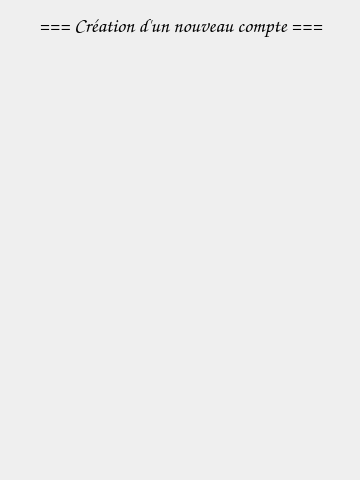
Above: UI/NewUserPage.ui from SCP-8530/Magasin-Cartage before the change. Below: the same form after it.
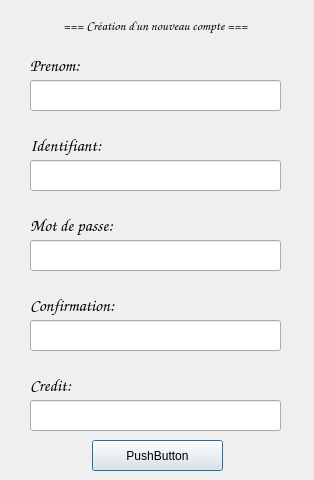
That is the form after the change.

```diff
--- a/UI/NewUserPage.ui
+++ b/UI/NewUserPage.ui
@@ -6,7 +6,7 @@
    <rect>
     <x>0</x>
     <y>0</y>
-    <width>360</width>
+    <width>314</width>
     <height>480</height>
    </rect>
   </property>
@@ -18,14 +18,14 @@
     <rect>
      <x>0</x>
      <y>10</y>
-     <width>361</width>
+     <width>311</width>
      <height>31</height>
     </rect>
    </property>
    <property name="font">
     <font>
      <family>Comic Sans MS</family>
-     <pointsize>15</pointsize>
+     <pointsize>10</pointsize>
      <weight>50</weight>
      <bold>false</bold>
     </font>
@@ -34,6 +34,164 @@
     <string>&lt;html&gt;&lt;head/&gt;&lt;body&gt;&lt;p align=&quot;center&quot;&gt;=== Création d'un nouveau compte ===&lt;/p&gt;&lt;/body&gt;&lt;/html&gt;</string>
    </property>
   </widget>
+  <widget class="QLabel" name="label_2">
+   <property name="geometry">
+    <rect>
+     <x>30</x>
+     <y>50</y>
+     <width>256</width>
+     <height>31</height>
+    </rect>
+   </property>
+   <property name="font">
+    <font>
+     <family>Comic Sans MS</family>
+     <pointsize>13</pointsize>
+    </font>
+   </property>
+   <property name="text">
+    <string>Prenom:</string>
+   </property>
+  </widget>
+  <widget class="QLineEdit" name="lineEdit">
+   <property name="geometry">
+    <rect>
+     <x>30</x>
+     <y>80</y>
+     <width>251</width>
+     <height>31</height>
+    </rect>
+   </property>
+  </widget>
+  <widget class="QLabel" name="label_3">
+   <property name="geometry">
+    <rect>
+     <x>30</x>
+     <y>130</y>
+     <width>256</width>
+     <height>31</height>
+    </rect>
+   </property>
+   <property name="font">
+    <font>
+     <family>Comic Sans MS</family>
+     <pointsize>13</pointsize>
+    </font>
+   </property>
+   <property name="text">
+    <string>Identifiant:</string>
+   </property>
+  </widget>
+  <widget class="QLineEdit" name="lineEdit_2">
+   <property name="geometry">
+    <rect>
+     <x>30</x>
+     <y>160</y>
+     <width>251</width>
+     <height>31</height>
+    </rect>
+   </property>
+  </widget>
+  <widget class="QLabel" name="label_4">
+   <property name="geometry">
+    <rect>
+     <x>30</x>
+     <y>210</y>
+     <width>256</width>
+     <height>31</height>
+    </rect>
+   </property>
+   <property name="font">
+    <font>
+     <family>Comic Sans MS</family>
+     <pointsize>13</pointsize>
+    </font>
+   </property>
+   <property name="text">
+    <string>Mot de passe:</string>
+   </property>
+  </widget>
+  <widget class="QLineEdit" name="lineEdit_3">
+   <property name="geometry">
+    <rect>
+     <x>30</x>
+     <y>240</y>
+     <width>251</width>
+     <height>31</height>
+    </rect>
+   </property>
+  </widget>
+  <widget class="QLineEdit" name="lineEdit_4">
+   <property name="geometry">
+    <rect>
+     <x>30</x>
+     <y>320</y>
+     <width>251</width>
+     <height>31</height>
+    </rect>
+   </property>
+  </widget>
+  <widget class="QLineEdit" name="lineEdit_5">
+   <property name="geometry">
+    <rect>
+     <x>30</x>
+     <y>400</y>
+     <width>251</width>
+     <height>31</height>
+    </rect>
+   </property>
+  </widget>
+  <widget class="QLabel" name="label_5">
+   <property name="geometry">
+    <rect>
+     <x>30</x>
+     <y>290</y>
+     <width>256</width>
+     <height>31</height>
+    </rect>
+   </property>
+   <property name="font">
+    <font>
+     <family>Comic Sans MS</family>
+     <pointsize>13</pointsize>
+    </font>
+   </property>
+   <property name="text">
+    <string>Confirmation:</string>
+   </property>
+  </widget>
+  <widget class="QLabel" name="label_6">
+   <property name="geometry">
+    <rect>
+     <x>30</x>
+     <y>370</y>
+     <width>256</width>
+     <height>31</height>
+    </rect>
+   </property>
+   <property name="font">
+    <font>
+     <family>Comic Sans MS</family>
+     <pointsize>13</pointsize>
+    </font>
+   </property>
+   <property name="text">
+    <string>Credit:</string>
+   </property>
+  </widget>
+  <widget class="QPushButton" name="pushButton">
+   <property name="geometry">
+    <rect>
+     <x>92</x>
+     <y>440</y>
+     <width>131</width>
+     <height>31</height>
+    </rect>
+   </property>
+   <property name="text">
+    <string>PushButton</string>
+   </property>
+  </widget>
  </widget>
  <resources/>
  <connections/>
```
